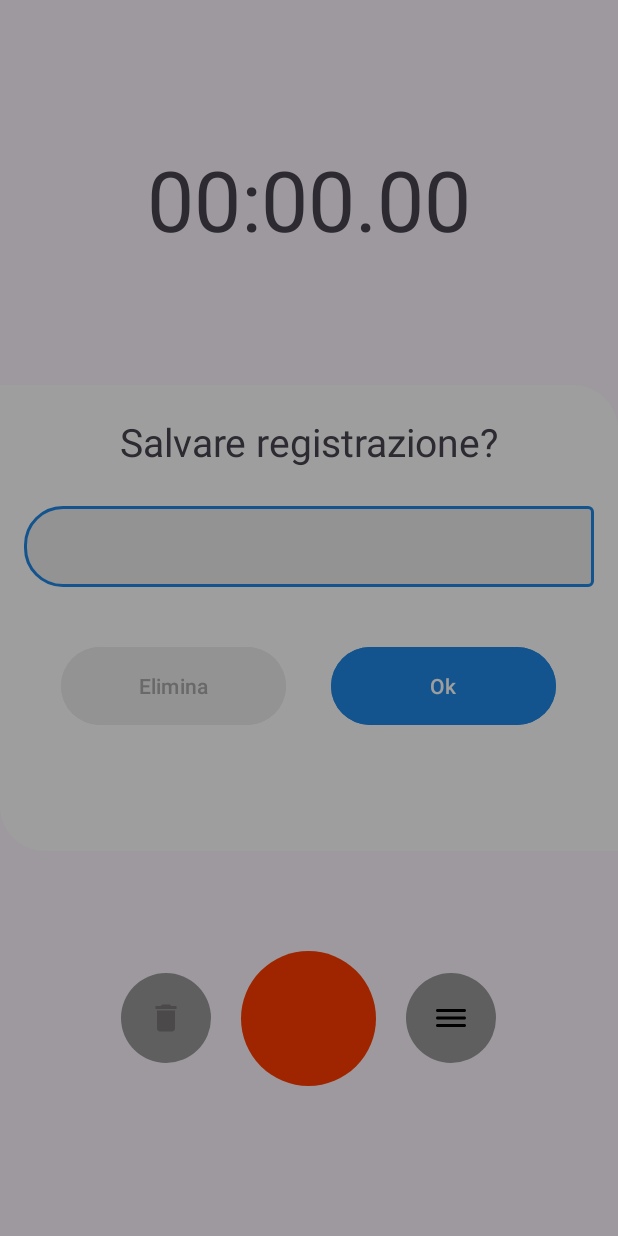
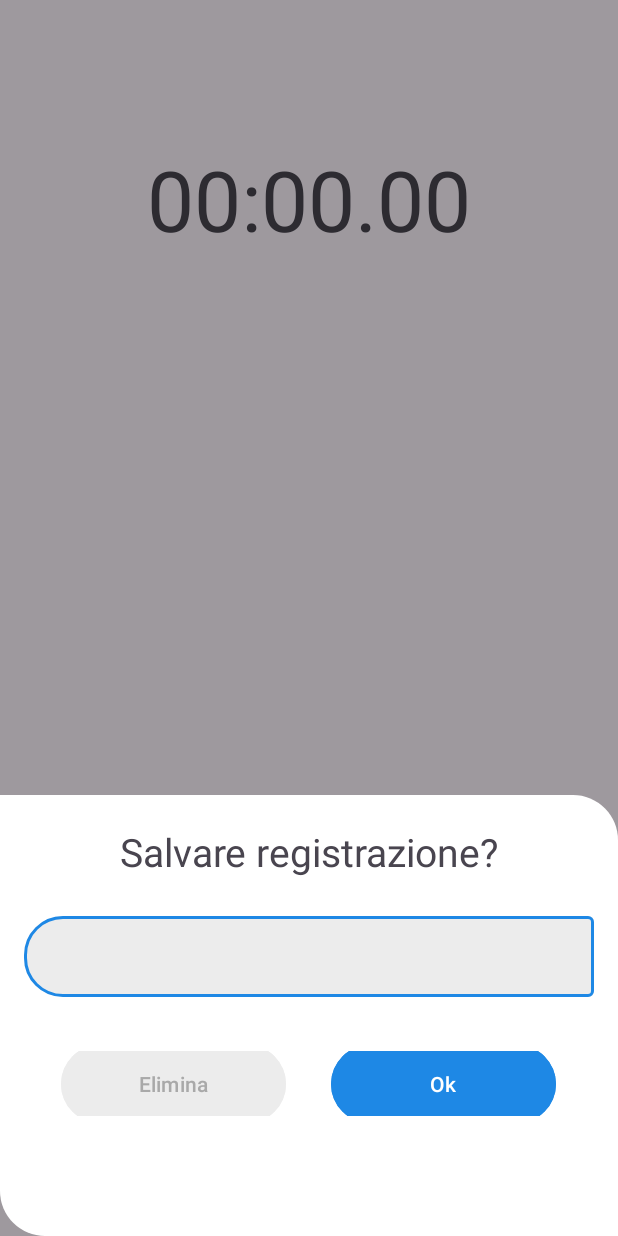
Before and after one commit to LucaFIRE12/My-Audio---Luca-Zucchi-Samuele-Riva, an Android app: the screen it shows after launch (MainActivity), on a phone screen of 412 x 824 dp. Run offline under Robolectric (Android 15) with nearby library versions, the phone set to English and light mode, and no system bars.

Commit message:
messaggio salvare registrazione sistemato

```diff
--- a/app/src/main/res/layout/activity_main.xml
+++ b/app/src/main/res/layout/activity_main.xml
@@ -80,13 +80,7 @@
             app:layout_constraintBottom_toBottomOf="parent"
             app:layout_constraintTop_toTopOf="parent" />
 
-        <include
-            layout="@layout/bottom_sheet"
-            android:layout_width="match_parent"
-            android:layout_height="wrap_content"
-            app:layout_constraintBottom_toBottomOf="parent"
-            app:layout_constraintTop_toTopOf="parent"
-            tools:layout_editor_absoluteX="2dp" />
+
 
     </androidx.constraintlayout.widget.ConstraintLayout>
 
@@ -96,4 +90,15 @@
         android:layout_height="match_parent"
         android:background="@color/BackGroundOpaco"/>
 
+    <include
+        layout="@layout/bottom_sheet"
+        android:layout_width="match_parent"
+        android:layout_height="wrap_content"
+        app:layout_constraintBottom_toBottomOf="parent"
+        app:layout_constraintTop_toTopOf="parent"
+        tools:layout_editor_absoluteX="2dp"
+        android:layout_marginTop="530dp"/>
+
+
+
 </androidx.coordinatorlayout.widget.CoordinatorLayout>
--- a/app/src/main/res/layout/bottom_sheet.xml
+++ b/app/src/main/res/layout/bottom_sheet.xml
@@ -6,15 +6,16 @@
     xmlns:app="http://schemas.android.com/apk/res-auto"
     app:layout_behavior="@string/bottom_sheet_behavior"
     android:background="@drawable/background_tondo"
-    android:orientation="vertical">
+    android:orientation="vertical"
+    >
 
     <TextView
         android:layout_width="match_parent"
         android:layout_height="wrap_content"
+        android:layout_marginTop="20dp"
         android:text="Salvare registrazione?"
-        android:textSize="26sp"
-        android:layout_marginTop="20dp"
-        android:textAlignment="center"/>
+        android:textAlignment="center"
+        android:textSize="26sp" />
 
     <com.google.android.material.textfield.TextInputLayout
         style="@style/StileTestoLayout"
```
